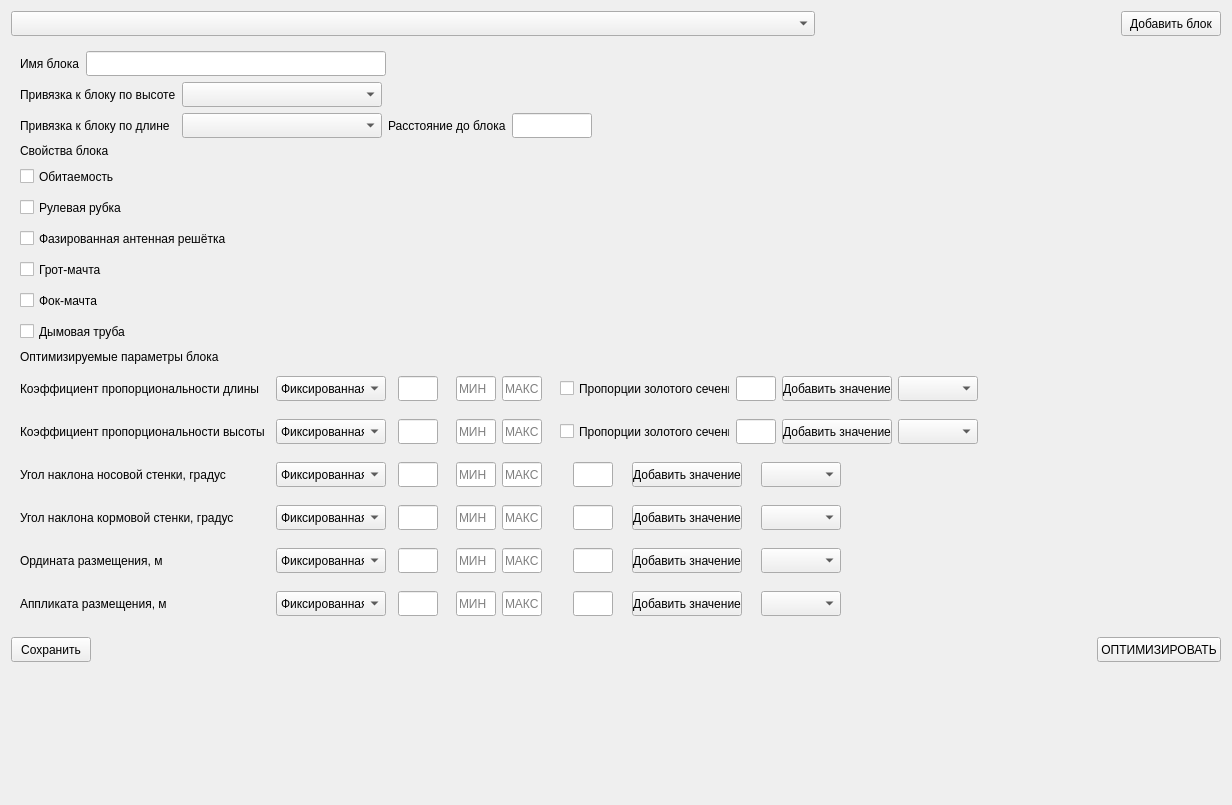
Above: source/gui/enteringblocks.ui from baseoleph/secad before the change. Below: the same form after it.
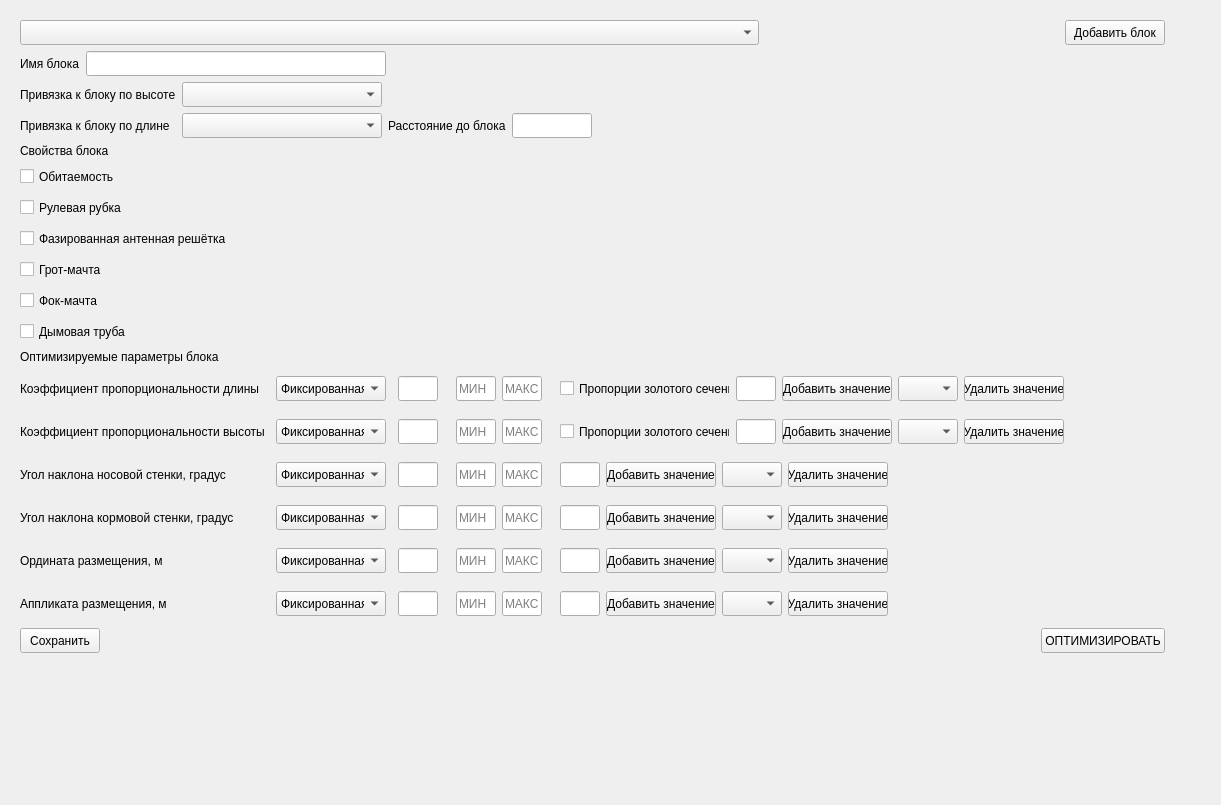
That is the form after the change.

Commit message: enteringblocks.ui: pushbutton_disc_delete is added

The edit to the form file:
```diff
--- a/source/gui/enteringblocks.ui
+++ b/source/gui/enteringblocks.ui
@@ -13,8 +13,8 @@
   <property name="windowTitle">
    <string>Form</string>
   </property>
-  <layout class="QGridLayout" name="gridLayout_3">
-   <item row="10" column="0">
+  <layout class="QFormLayout" name="formLayout">
+   <item row="0" column="0">
     <widget class="QWidget" name="widget_block" native="true">
      <property name="maximumSize">
       <size>
@@ -23,6 +23,73 @@
       </size>
      </property>
      <layout class="QVBoxLayout" name="verticalLayout">
+      <item>
+       <layout class="QHBoxLayout" name="horizontalLayout_12">
+        <item>
+         <widget class="QComboBox" name="comboBox_blocks">
+          <property name="sizePolicy">
+           <sizepolicy hsizetype="Preferred" vsizetype="Preferred">
+            <horstretch>0</horstretch>
+            <verstretch>0</verstretch>
+           </sizepolicy>
+          </property>
+          <property name="minimumSize">
+           <size>
+            <width>0</width>
+            <height>25</height>
+           </size>
+          </property>
+          <property name="maximumSize">
+           <size>
+            <width>16777215</width>
+            <height>25</height>
+           </size>
+          </property>
+         </widget>
+        </item>
+        <item>
+         <spacer name="horizontalSpacer_3">
+          <property name="orientation">
+           <enum>Qt::Horizontal</enum>
+          </property>
+          <property name="sizeType">
+           <enum>QSizePolicy::Fixed</enum>
+          </property>
+          <property name="sizeHint" stdset="0">
+           <size>
+            <width>300</width>
+            <height>20</height>
+           </size>
+          </property>
+         </spacer>
+        </item>
+        <item>
+         <widget class="QPushButton" name="pushButton_addBlock">
+          <property name="sizePolicy">
+           <sizepolicy hsizetype="Preferred" vsizetype="Fixed">
+            <horstretch>0</horstretch>
+            <verstretch>0</verstretch>
+           </sizepolicy>
+          </property>
+          <property name="minimumSize">
+           <size>
+            <width>100</width>
+            <height>25</height>
+           </size>
+          </property>
+          <property name="maximumSize">
+           <size>
+            <width>100</width>
+            <height>25</height>
+           </size>
+          </property>
+          <property name="text">
+           <string>Добавить блок</string>
+          </property>
+         </widget>
+        </item>
+       </layout>
+      </item>
       <item>
        <layout class="QHBoxLayout" name="horizontalLayout">
         <item>
@@ -596,18 +663,37 @@
               <widget class="QComboBox" name="comboBox_hrc_disc_var">
                <property name="minimumSize">
                 <size>
-                 <width>80</width>
+                 <width>60</width>
                  <height>25</height>
                 </size>
                </property>
                <property name="maximumSize">
                 <size>
-                 <width>80</width>
+                 <width>60</width>
                  <height>25</height>
                 </size>
                </property>
               </widget>
              </item>
+             <item>
+              <widget class="QPushButton" name="pushButton_hcr_disc_delete">
+               <property name="minimumSize">
+                <size>
+                 <width>100</width>
+                 <height>25</height>
+                </size>
+               </property>
+               <property name="maximumSize">
+                <size>
+                 <width>100</width>
+                 <height>25</height>
+                </size>
+               </property>
+               <property name="text">
+                <string>Удалить значение</string>
+               </property>
+              </widget>
+             </item>
             </layout>
            </widget>
           </item>
@@ -859,18 +945,37 @@
               <widget class="QComboBox" name="comboBox_awih_disc_var">
                <property name="minimumSize">
                 <size>
-                 <width>80</width>
+                 <width>60</width>
                  <height>25</height>
                 </size>
                </property>
                <property name="maximumSize">
                 <size>
-                 <width>80</width>
+                 <width>60</width>
                  <height>25</height>
                 </size>
                </property>
               </widget>
              </item>
+             <item>
+              <widget class="QPushButton" name="pushButton_awih_disc_delete">
+               <property name="minimumSize">
+                <size>
+                 <width>100</width>
+                 <height>25</height>
+                </size>
+               </property>
+               <property name="maximumSize">
+                <size>
+                 <width>100</width>
+                 <height>25</height>
+                </size>
+               </property>
+               <property name="text">
+                <string>Удалить значение</string>
+               </property>
+              </widget>
+             </item>
             </layout>
            </widget>
           </item>
@@ -1147,18 +1252,37 @@
               <widget class="QComboBox" name="comboBox_lrc_disc_var">
                <property name="minimumSize">
                 <size>
-                 <width>80</width>
+                 <width>60</width>
                  <height>25</height>
                 </size>
                </property>
                <property name="maximumSize">
                 <size>
-                 <width>80</width>
+                 <width>60</width>
                  <height>25</height>
                 </size>
                </property>
               </widget>
              </item>
+             <item>
+              <widget class="QPushButton" name="pushButton_lcr_disc_delete">
+               <property name="minimumSize">
+                <size>
+                 <width>100</width>
+                 <height>25</height>
+                </size>
+               </property>
+               <property name="maximumSize">
+                <size>
+                 <width>100</width>
+                 <height>25</height>
+                </size>
+               </property>
+               <property name="text">
+                <string>Удалить значение</string>
+               </property>
+              </widget>
+             </item>
             </layout>
            </widget>
           </item>
@@ -1410,18 +1534,37 @@
               <widget class="QComboBox" name="comboBox_fwih_disc_var">
                <property name="minimumSize">
                 <size>
-                 <width>80</width>
+                 <width>60</width>
                  <height>25</height>
                 </size>
                </property>
                <property name="maximumSize">
                 <size>
-                 <width>80</width>
+                 <width>60</width>
                  <height>25</height>
                 </size>
                </property>
               </widget>
              </item>
+             <item>
+              <widget class="QPushButton" name="pushButton_fwih_disc_delete">
+               <property name="minimumSize">
+                <size>
+                 <width>100</width>
+                 <height>25</height>
+                </size>
+               </property>
+               <property name="maximumSize">
+                <size>
+                 <width>100</width>
+                 <height>25</height>
+                </size>
+               </property>
+               <property name="text">
+                <string>Удалить значение</string>
+               </property>
+              </widget>
+             </item>
             </layout>
            </widget>
           </item>
@@ -1673,18 +1816,37 @@
               <widget class="QComboBox" name="comboBox_x_disc_var">
                <property name="minimumSize">
                 <size>
-                 <width>80</width>
+                 <width>60</width>
                  <height>25</height>
                 </size>
                </property>
                <property name="maximumSize">
                 <size>
-                 <width>80</width>
+                 <width>60</width>
                  <height>25</height>
                 </size>
                </property>
               </widget>
              </item>
+             <item>
+              <widget class="QPushButton" name="pushButton_x_disc_delete">
+               <property name="minimumSize">
+                <size>
+                 <width>100</width>
+                 <height>25</height>
+                </size>
+               </property>
+               <property name="maximumSize">
+                <size>
+                 <width>100</width>
+                 <height>25</height>
+                </size>
+               </property>
+               <property name="text">
+                <string>Удалить значение</string>
+               </property>
+              </widget>
+             </item>
             </layout>
            </widget>
           </item>
@@ -1936,18 +2098,37 @@
               <widget class="QComboBox" name="comboBox_z_disc_var">
                <property name="minimumSize">
                 <size>
-                 <width>80</width>
+                 <width>60</width>
                  <height>25</height>
                 </size>
                </property>
                <property name="maximumSize">
                 <size>
-                 <width>80</width>
+                 <width>60</width>
                  <height>25</height>
                 </size>
                </property>
               </widget>
              </item>
+             <item>
+              <widget class="QPushButton" name="pushButton_z_disc_delete">
+               <property name="minimumSize">
+                <size>
+                 <width>100</width>
+                 <height>25</height>
+                </size>
+               </property>
+               <property name="maximumSize">
+                <size>
+                 <width>100</width>
+                 <height>25</height>
+                </size>
+               </property>
+               <property name="text">
+                <string>Удалить значение</string>
+               </property>
+              </widget>
+             </item>
             </layout>
            </widget>
           </item>
@@ -1968,103 +2149,7 @@
         </item>
        </layout>
       </item>
-     </layout>
-    </widget>
-   </item>
-   <item row="13" column="0">
-    <spacer name="verticalSpacer">
-     <property name="orientation">
-      <enum>Qt::Vertical</enum>
-     </property>
-     <property name="sizeHint" stdset="0">
-      <size>
-       <width>20</width>
-       <height>40</height>
-      </size>
-     </property>
-    </spacer>
-   </item>
-   <item row="10" column="1">
-    <spacer name="horizontalSpacer_7">
-     <property name="orientation">
-      <enum>Qt::Horizontal</enum>
-     </property>
-     <property name="sizeHint" stdset="0">
-      <size>
-       <width>40</width>
-       <height>20</height>
-      </size>
-     </property>
-    </spacer>
-   </item>
-   <item row="0" column="0">
-    <layout class="QHBoxLayout" name="horizontalLayout_12">
      <item>
-      <widget class="QComboBox" name="comboBox_blocks">
-       <property name="sizePolicy">
-        <sizepolicy hsizetype="Preferred" vsizetype="Preferred">
-         <horstretch>0</horstretch>
-         <verstretch>0</verstretch>
-        </sizepolicy>
-       </property>
-       <property name="minimumSize">
-        <size>
-         <width>0</width>
-         <height>25</height>
-        </size>
-       </property>
-       <property name="maximumSize">
-        <size>
-         <width>16777215</width>
-         <height>25</height>
-        </size>
-       </property>
-      </widget>
-     </item>
-     <item>
-      <spacer name="horizontalSpacer_3">
-       <property name="orientation">
-        <enum>Qt::Horizontal</enum>
-       </property>
-       <property name="sizeType">
-        <enum>QSizePolicy::Fixed</enum>
-       </property>
-       <property name="sizeHint" stdset="0">
-        <size>
-         <width>300</width>
-         <height>20</height>
-        </size>
-       </property>
-      </spacer>
-     </item>
-     <item>
-      <widget class="QPushButton" name="pushButton_addBlock">
-       <property name="sizePolicy">
-        <sizepolicy hsizetype="Preferred" vsizetype="Fixed">
-         <horstretch>0</horstretch>
-         <verstretch>0</verstretch>
-        </sizepolicy>
-       </property>
-       <property name="minimumSize">
-        <size>
-         <width>100</width>
-         <height>25</height>
-        </size>
-       </property>
-       <property name="maximumSize">
-        <size>
-         <width>100</width>
-         <height>25</height>
-        </size>
-       </property>
-       <property name="text">
-        <string>Добавить блок</string>
-       </property>
-      </widget>
-     </item>
-    </layout>
-   </item>
-   <item row="11" column="0">
     <layout class="QHBoxLayout" name="horizontalLayout_38">
      <item>
       <widget class="QPushButton" name="pushButton_saveEnteringData">
@@ -2136,6 +2221,35 @@
       </widget>
      </item>
     </layout>
+      </item>
+     </layout>
+    </widget>
+   </item>
+   <item row="0" column="1">
+    <spacer name="horizontalSpacer_7">
+     <property name="orientation">
+      <enum>Qt::Horizontal</enum>
+     </property>
+     <property name="sizeHint" stdset="0">
+      <size>
+       <width>40</width>
+       <height>20</height>
+      </size>
+     </property>
+    </spacer>
+   </item>
+   <item row="1" column="0">
+    <spacer name="verticalSpacer">
+     <property name="orientation">
+      <enum>Qt::Vertical</enum>
+     </property>
+     <property name="sizeHint" stdset="0">
+      <size>
+       <width>20</width>
+       <height>40</height>
+      </size>
+     </property>
+    </spacer>
    </item>
   </layout>
  </widget>
```
Left out of the diff: 12 changed lines with no effect on the pictures. Lines whose indentation alone changed are shown as unchanged.
